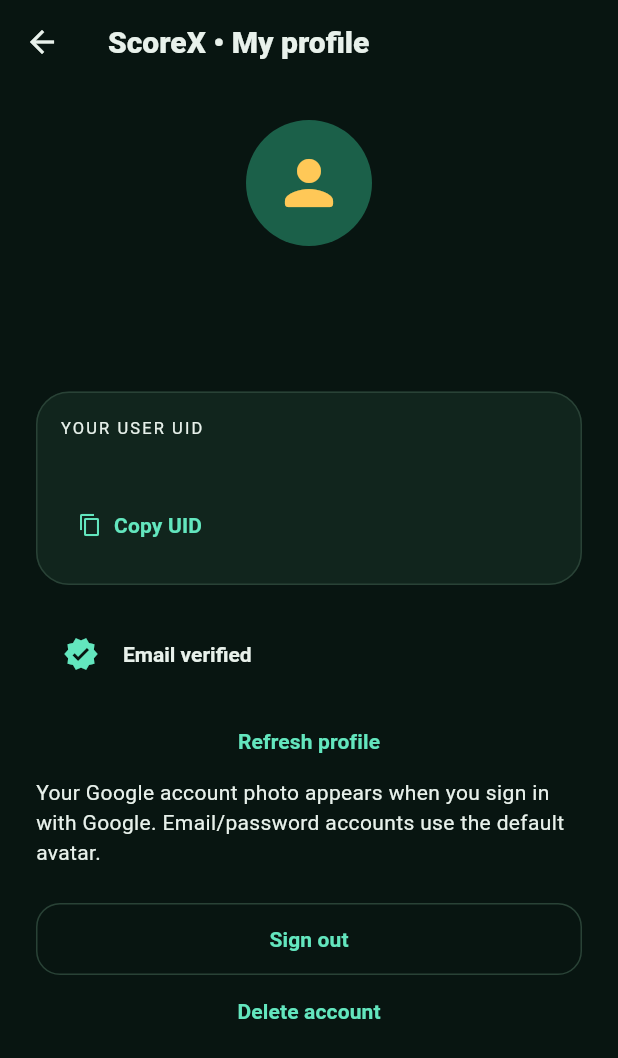
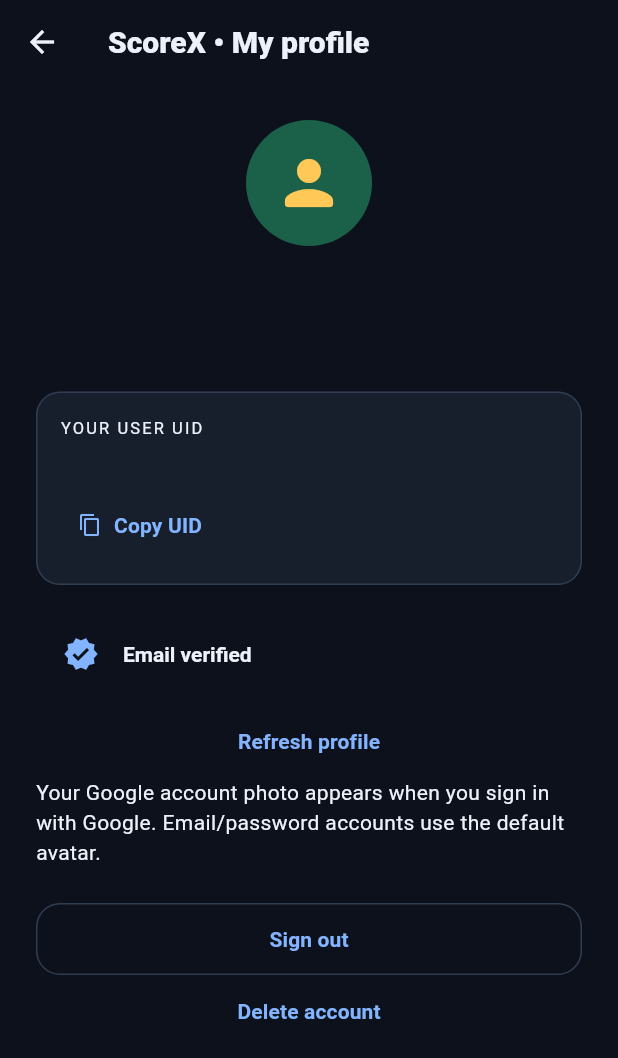
Before and after one commit to wwwpan206mr-bot/ScoreX, a Flutter app: the screen it shows once a user with an empty profile is signed in, after a tap on the "account circle" icon, on a phone screen of 412 x 824 dp. Shown: the top 1058 px of the screen. Run offline on Flutter 3.47's test engine with Material 3 defaults, Android fonts, the phone set to English and light mode, and no system bars; our stand-ins replace firebase_auth, firebase_core, google_mobile_ads, google_sign_in, package_info_plus, shared_preferences; accounts and stored records are empty; network calls fail.

Commit message:
Update ScoreX to 1.0.5 with compact cricket-first UI and live score panel

```diff
--- a/lib/main.dart
+++ b/lib/main.dart
@@ -299,7 +299,7 @@
           SliverPadding(padding: const EdgeInsets.fromLTRB(16, 14, 16, 0), sliver: SliverToBoxAdapter(
             child: Column(crossAxisAlignment: CrossAxisAlignment.stretch, children: [
               if (_navigationIndex == 0) ...[
-                _heroCard(context), const SizedBox(height: 24),
+                _heroCard(context), const SizedBox(height: 16),
               ],
               TextField(
                 controller: _searchController, onChanged: (_) => setState(() {}),
@@ -312,7 +312,7 @@
               ),
               const SizedBox(height: 24),
               Row(children: [
-                Expanded(child: Text(_navigationIndex == 0 ? 'Match spotlight' : 'All matches',
+                Expanded(child: Text(_navigationIndex == 0 ? 'Featured matches' : 'All matches',
                   style: Theme.of(context).textTheme.titleLarge)),
                 if (_loadingPreferences) const SizedBox(width: 16, height: 16, child: CircularProgressIndicator(strokeWidth: 2))
                 else Text('${allVisible.length} matches', style: TextStyle(color: scheme.onSurfaceVariant, fontSize: 12)),
@@ -323,7 +323,7 @@
                   Padding(padding: const EdgeInsets.only(right: 8), child: ChoiceChip(
                     label: Text(item), selected: _filter == item, showCheckmark: false,
                     labelStyle: TextStyle(fontWeight: FontWeight.w700,
-                      color: _filter == item ? (Theme.of(context).brightness == Brightness.dark ? const Color(0xFF17231C) : Colors.white)
+                      color: _filter == item ? (Theme.of(context).brightness == Brightness.dark ? scheme.onPrimary : Colors.white)
                           : scheme.onSurfaceVariant),
                     onSelected: (_) { HapticFeedback.selectionClick(); setState(() => _filter = item); },
                   )),
--- a/lib/theme/scorex_theme.dart
+++ b/lib/theme/scorex_theme.dart
@@ -3,22 +3,22 @@
 
 /// A single visual language across scores, account screens and settings.
 abstract final class ScoreXTheme {
-  static const green = Color(0xFF0B3D2E);
-  static const gold = Color(0xFFFFC857);
-  static const mint = Color(0xFF63E6BE);
+  static const blue = Color(0xFF165DDE);
+  static const gold = Color(0xFFFFB547);
+  static const mint = Color(0xFF83B4FF);
 
   static ThemeData build(Brightness brightness) {
     final dark = brightness == Brightness.dark;
-    final background = dark ? const Color(0xFF081511) : const Color(0xFFF4F7F5);
-    final surface = dark ? const Color(0xFF11251D) : Colors.white;
-    final scheme = ColorScheme.fromSeed(seedColor: green, brightness: brightness).copyWith(
-      primary: dark ? mint : green,
-      onPrimary: dark ? const Color(0xFF05271B) : Colors.white,
-      secondary: dark ? gold : const Color(0xFF735200),
+    final background = dark ? const Color(0xFF0C111B) : const Color(0xFFF2F4F8);
+    final surface = dark ? const Color(0xFF171F2D) : Colors.white;
+    final scheme = ColorScheme.fromSeed(seedColor: blue, brightness: brightness).copyWith(
+      primary: dark ? mint : blue,
+      onPrimary: dark ? const Color(0xFF071C3D) : Colors.white,
+      secondary: dark ? gold : const Color(0xFF966000),
       surface: surface,
-      onSurface: dark ? const Color(0xFFE8F1EB) : const Color(0xFF172C23),
-      onSurfaceVariant: dark ? const Color(0xFFA3BAAE) : const Color(0xFF52675C),
-      outlineVariant: dark ? const Color(0xFF294236) : const Color(0xFFD8E4DC),
+      onSurface: dark ? const Color(0xFFEDF2FA) : const Color(0xFF182339),
+      onSurfaceVariant: dark ? const Color(0xFFA5B2C8) : const Color(0xFF5B687C),
+      outlineVariant: dark ? const Color(0xFF303C50) : const Color(0xFFE1E6EF),
     );
     final base = ThemeData(useMaterial3: true, brightness: brightness, colorScheme: scheme);
     return base.copyWith(
@@ -38,7 +38,7 @@
       ),
       cardTheme: CardThemeData(
         color: surface, elevation: 0, margin: const EdgeInsets.only(bottom: 12),
-        shape: RoundedRectangleBorder(borderRadius: BorderRadius.circular(22), side: BorderSide(color: scheme.outlineVariant)),
+        shape: RoundedRectangleBorder(borderRadius: BorderRadius.circular(16), side: BorderSide(color: scheme.outlineVariant)),
       ),
       inputDecorationTheme: InputDecorationTheme(
         filled: true, fillColor: surface,
@@ -57,25 +57,25 @@
         shape: RoundedRectangleBorder(borderRadius: BorderRadius.circular(16)),
       )),
       chipTheme: base.chipTheme.copyWith(
-        backgroundColor: surface, selectedColor: dark ? gold : green,
+        backgroundColor: surface, selectedColor: dark ? mint : blue,
         padding: const EdgeInsets.symmetric(horizontal: 10, vertical: 10),
         shape: const StadiumBorder(), side: BorderSide(color: scheme.outlineVariant),
       ),
       navigationBarTheme: NavigationBarThemeData(
-        backgroundColor: surface, indicatorColor: dark ? gold.withValues(alpha: .17) : const Color(0xFFD8EEE0),
-        elevation: 0, height: 76,
+        backgroundColor: surface, indicatorColor: dark ? mint.withValues(alpha: .17) : const Color(0xFFE5EEFF),
+        elevation: 0, height: 70,
         labelTextStyle: WidgetStateProperty.resolveWith((states) => TextStyle(
           color: states.contains(WidgetState.selected) ? scheme.primary : scheme.onSurfaceVariant,
           fontSize: 11, fontWeight: states.contains(WidgetState.selected) ? FontWeight.w800 : FontWeight.w500,
         )),
         iconTheme: WidgetStateProperty.resolveWith((states) => IconThemeData(
-          color: states.contains(WidgetState.selected) ? (dark ? gold : green) : scheme.onSurfaceVariant,
+          color: states.contains(WidgetState.selected) ? (dark ? mint : blue) : scheme.onSurfaceVariant,
           size: 25,
         )),
       ),
       tabBarTheme: TabBarThemeData(
         labelColor: scheme.primary, unselectedLabelColor: scheme.onSurfaceVariant,
-        indicatorColor: dark ? gold : green, dividerColor: scheme.outlineVariant,
+        indicatorColor: dark ? mint : blue, dividerColor: scheme.outlineVariant,
         labelStyle: const TextStyle(fontSize: 14, fontWeight: FontWeight.w800),
         unselectedLabelStyle: const TextStyle(fontSize: 14, fontWeight: FontWeight.w500),
       ),
--- a/lib/widgets/home_overview.dart
+++ b/lib/widgets/home_overview.dart
@@ -8,49 +8,43 @@
   final ValueChanged<String> onFilter;
 
   @override
-  Widget build(BuildContext context) => Container(
-    padding: const EdgeInsets.all(24),
-    decoration: BoxDecoration(
-      gradient: const LinearGradient(begin: Alignment.topLeft, end: Alignment.bottomRight,
-        colors: [Color(0xFF205B43), Color(0xFF103627), Color(0xFF0A241C)]),
-      borderRadius: BorderRadius.circular(28),
-      border: Border.all(color: const Color(0xFF3A7155)),
-    ),
-    child: Column(crossAxisAlignment: CrossAxisAlignment.start, children: [
-      Row(children: [
-        const Icon(Icons.sports_cricket_rounded, size: 17, color: Color(0xFFFFC857)),
+  Widget build(BuildContext context) {
+    final scheme = Theme.of(context).colorScheme;
+    return Column(crossAxisAlignment: CrossAxisAlignment.start, children: [
+      Row(crossAxisAlignment: CrossAxisAlignment.start, children: [
+        Expanded(child: Column(crossAxisAlignment: CrossAxisAlignment.start, children: [
+          Text('Cricket starts here', style: Theme.of(context).textTheme.headlineSmall),
+          const SizedBox(height: 4),
+          Text(MaterialLocalizations.of(context).formatFullDate(DateTime.now()),
+            style: TextStyle(color: scheme.onSurfaceVariant, fontSize: 12)),
+        ])),
         const SizedBox(width: 8),
-        const Expanded(child: Text('YOUR CRICKET COMPANION', style: TextStyle(
-          fontSize: 10, letterSpacing: 1.6, fontWeight: FontWeight.w800, color: Color(0xFFD5E7DA)))),
-        if (!loading) Container(width: 7, height: 7, decoration: BoxDecoration(
-          color: stale ? const Color(0xFFFFC857) : const Color(0xFF63E6BE), shape: BoxShape.circle)),
+        Icon(Icons.sports_cricket_rounded, color: scheme.primary, size: 28),
       ]),
-      const SizedBox(height: 18),
-      const Text('Cricket,\nin focus.', style: TextStyle(fontSize: 35, letterSpacing: -1.4,
-        fontWeight: FontWeight.w900, color: Colors.white, height: 1.08)),
-      const SizedBox(height: 12),
-      Text(MaterialLocalizations.of(context).formatFullDate(DateTime.now()),
-        style: const TextStyle(color: Color(0xFFD5E7DA), fontSize: 12)),
-      const SizedBox(height: 22),
+      const SizedBox(height: 16),
       Wrap(spacing: 8, runSpacing: 8, children: [
-        _stat(Icons.bolt_rounded, loading ? '— live' : stale ? '$live previously live' : '$live live', 'Live'),
-        _stat(Icons.calendar_today_rounded, loading ? '— upcoming' : '$upcoming upcoming', 'Upcoming'),
-        _stat(Icons.star_rounded, '$following following', 'Following'),
+        _stat(context, Icons.bolt_rounded, loading ? '— live' : stale ? '$live previously live' : '$live live', 'Live'),
+        _stat(context, Icons.calendar_today_rounded, loading ? '— upcoming' : '$upcoming upcoming', 'Upcoming'),
+        _stat(context, Icons.star_rounded, '$following following', 'Following'),
       ]),
-    ]),
-  );
+    ]);
+  }
 
-  Widget _stat(IconData icon, String label, String filter) => Material(
-    color: const Color(0x18FFFFFF), borderRadius: BorderRadius.circular(14),
-    child: InkWell(borderRadius: BorderRadius.circular(14), onTap: () => onFilter(filter),
-      child: Padding(padding: const EdgeInsets.symmetric(horizontal: 12, vertical: 13),
-        child: Row(mainAxisSize: MainAxisSize.min, children: [
-          Icon(icon, size: 16, color: const Color(0xFFFFC857)), const SizedBox(width: 7),
-          Flexible(child: Text(label, style: const TextStyle(color: Colors.white, fontSize: 12, fontWeight: FontWeight.w700))),
-        ]),
+  Widget _stat(BuildContext context, IconData icon, String label, String filter) {
+    final scheme = Theme.of(context).colorScheme;
+    final accent = filter == 'Live' && !stale ? const Color(0xFFDA4555) : scheme.primary;
+    return Material(color: scheme.surface, borderRadius: BorderRadius.circular(10),
+      child: InkWell(borderRadius: BorderRadius.circular(10), onTap: () => onFilter(filter),
+        child: Container(padding: const EdgeInsets.symmetric(horizontal: 12, vertical: 12),
+          decoration: BoxDecoration(borderRadius: BorderRadius.circular(10), border: Border.all(color: scheme.outlineVariant)),
+          child: Row(mainAxisSize: MainAxisSize.min, children: [
+            Icon(icon, size: 16, color: accent), const SizedBox(width: 6),
+            Flexible(child: Text(label, style: TextStyle(color: scheme.onSurface, fontSize: 12, fontWeight: FontWeight.w700))),
+          ]),
+        ),
       ),
-    ),
-  );
+    );
+  }
 }
 
 class MatchFeedNotice extends StatelessWidget {
--- a/pubspec.yaml
+++ b/pubspec.yaml
@@ -1,7 +1,7 @@
 name: scorex
 description: ScoreX - Premium cricket live score app.
 publish_to: "none"
-version: 1.1.0+7
+version: 1.0.5+8
 
 environment:
   sdk: ">=3.10.0 <4.0.0"
```
Also changed, not shown: lib/widgets/live_score_dashboard.dart (+32 -8 lines), lib/widgets/premium_match_card.dart (+9 -9 lines), 1 other file.
